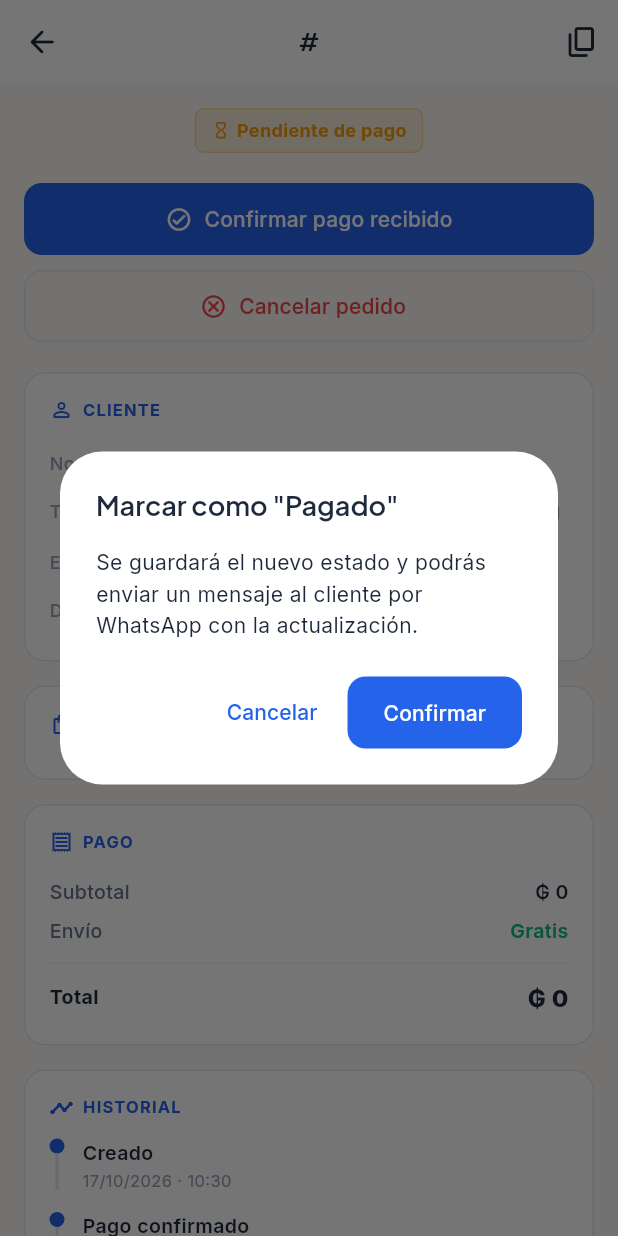
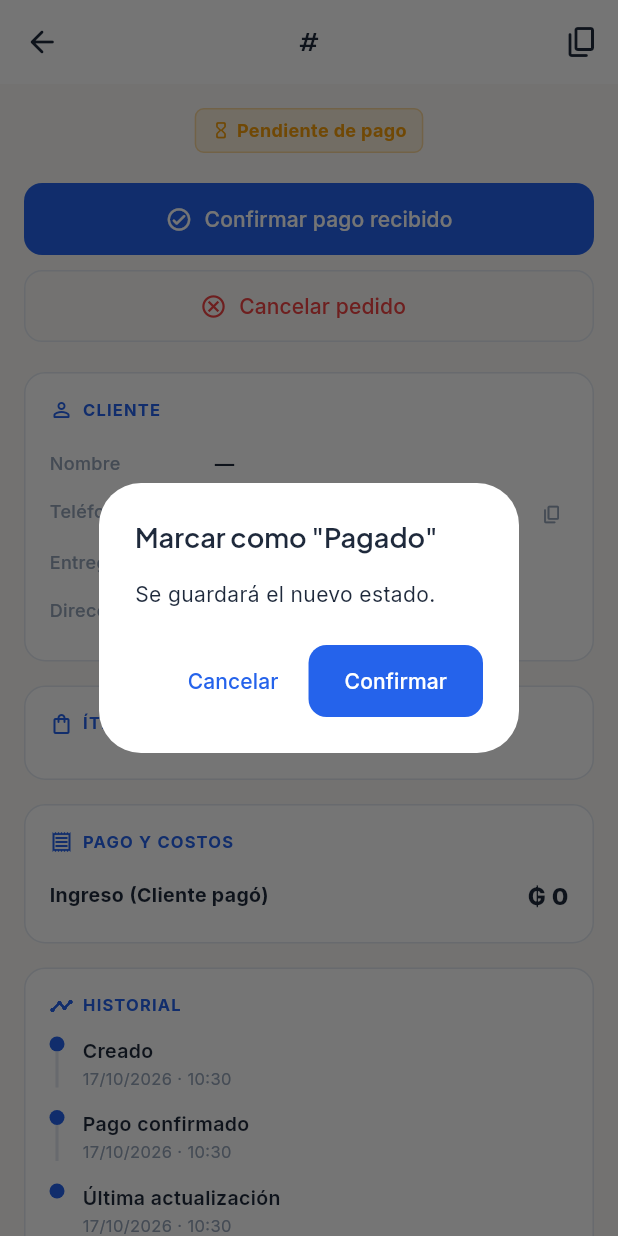
Before and after one commit to Daniel371-lab/Tienda-vertex, a Flutter app: the OrderDetailView screen opened directly with empty values, after a tap on "Confirmar pago recibido", on a phone screen of 412 x 824 dp. Run offline on Flutter 3.47's test engine with Material 3 defaults, Android fonts, the phone set to English and light mode, and no system bars; our stand-ins replace cached_network_image, cloud_firestore, firebase_analytics, firebase_auth, firebase_core, flutter_image_compress and 7 more; accounts and stored records are empty.

Commit message:
Nuevo order

```diff
--- a/lib/features/admin_cpanel/views/order_detail_view.dart
+++ b/lib/features/admin_cpanel/views/order_detail_view.dart
@@ -164,34 +164,35 @@ class _OrderDetailViewState extends ConsumerState<OrderDetailView> {
             const SizedBox(height: 16),
 
             _Section(
-              title: 'Pago',
+              title: 'Pago y Costos',
               icon: Icons.receipt_outlined,
               children: [
                 _SummaryRow(
-                  label: 'Subtotal',
-                  value: CurrencyFormatter.format(o.subtotal),
-                ),
-                _SummaryRow(
-                  label: 'Envío',
-                  value: o.shippingCost == 0
-                      ? 'Gratis'
-                      : CurrencyFormatter.format(o.shippingCost),
-                  valueColor: o.shippingCost == 0
-                      ? AppColors.success
-                      : null,
-                ),
-                if (o.discount > 0)
-                  _SummaryRow(
-                    label: 'Descuento ${o.couponCode ?? ""}',
-                    value: '-${CurrencyFormatter.format(o.discount)}',
-                    valueColor: AppColors.success,
-                  ),
-                const Divider(height: 16),
-                _SummaryRow(
-                  label: 'Total',
+                  label: 'Ingreso (Cliente pagó)',
                   value: CurrencyFormatter.format(o.total),
                   bold: true,
                 ),
+                if (o.supplierCost > 0)
+                  _SummaryRow(
+                    label: 'Costo Proveedor',
+                    value: '-${CurrencyFormatter.format(o.supplierCost)}',
+                    valueColor: AppColors.danger,
+                  ),
+                if (o.realShippingCost > 0)
+                  _SummaryRow(
+                    label: 'Costo Envío',
+                    value: '-${CurrencyFormatter.format(o.realShippingCost)}',
+                    valueColor: AppColors.danger,
+                  ),
+                if (o.supplierCost > 0 || o.realShippingCost > 0) ...[
+                  const Divider(height: 16),
+                  _SummaryRow(
+                    label: 'Ganancia Neta',
+                    value: CurrencyFormatter.format(o.netProfit),
+                    bold: true,
+                    valueColor: o.netProfit >= 0 ? AppColors.success : AppColors.danger,
+                  ),
+                ]
               ],
             ),
 
@@ -256,14 +257,31 @@ class _OrderDetailViewState extends ConsumerState<OrderDetailView> {
     final o = _order;
     if (o == null) return;
 
+    int? supplierCost;
+    int? realShippingCost;
+
+    // Pedir monto si corresponde
+    if (newStatus == OrderStatus.comprandoProveedor) {
+      supplierCost = await _showCostDialog(
+        title: 'Costo del proveedor',
+        hint: 'Monto pagado (₲)',
+      );
+      if (supplierCost == null) return; // Canceló
+    }
+
+    if (newStatus == OrderStatus.despachado) {
+      realShippingCost = await _showCostDialog(
+        title: 'Costo de envío',
+        hint: 'Monto pagado al courier (₲)',
+      );
+      if (realShippingCost == null) return; // Canceló
+    }
+
     final confirmed = await showDialog<bool>(
       context: context,
       builder: (dialogCtx) => AlertDialog(
         title: Text('Marcar como "${newStatus.label}"'),
-        content: const Text(
-          'Se guardará el nuevo estado y podrás enviar un mensaje '
-          'al cliente por WhatsApp con la actualización.',
-        ),
+        content: const Text('Se guardará el nuevo estado.'),
         actions: [
           TextButton(
             onPressed: () => Navigator.of(dialogCtx).pop(false),
@@ -283,6 +301,8 @@ class _OrderDetailViewState extends ConsumerState<OrderDetailView> {
     final ok = await ctrl.updateStatus(
       orderId: o.id,
       newStatus: newStatus,
+      supplierCost: supplierCost,
+      realShippingCost: realShippingCost,
     );
 
     if (!mounted) return;
@@ -301,6 +321,11 @@ class _OrderDetailViewState extends ConsumerState<OrderDetailView> {
     await _load();
     if (!mounted) return;
 
+    // Solo preguntamos por WhatsApp si el mensaje no está vacío
+    final wa = ref.read(whatsappServiceProvider);
+    final msg = wa.buildStatusMessage(o, newStatus);
+
+    if (msg.isNotEmpty) {
       final sendWa = await showDialog<bool>(
         context: context,
         builder: (dialogCtx) => AlertDialog(
@@ -327,13 +352,47 @@ class _OrderDetailViewState extends ConsumerState<OrderDetailView> {
       );
 
       if (sendWa == true && mounted) {
-      final wa = ref.read(whatsappServiceProvider);
         final updated = o.copyWith(status: newStatus);
         await wa.contactCustomerAboutStatus(
           order: updated,
           newStatus: newStatus,
         );
       }
+    }
+  }
+
+  Future<int?> _showCostDialog({
+    required String title,
+    required String hint,
+  }) async {
+    final ctrl = TextEditingController();
+    final result = await showDialog<int>(
+      context: context,
+      builder: (dialogCtx) => AlertDialog(
+        title: Text(title),
+        content: TextField(
+          controller: ctrl,
+          keyboardType: TextInputType.number,
+          inputFormatters: [FilteringTextInputFormatter.digitsOnly],
+          decoration: InputDecoration(hintText: hint),
+          autofocus: true,
+        ),
+        actions: [
+          TextButton(
+            onPressed: () => Navigator.of(dialogCtx).pop(null),
+            child: const Text('Cancelar'),
+          ),
+          FilledButton(
+            onPressed: () {
+              final val = int.tryParse(ctrl.text);
+              Navigator.of(dialogCtx).pop(val);
+            },
+            child: const Text('Guardar'),
+          ),
+        ],
+      ),
+    );
+    return result;
   }
 
   Future<void> _contactViaWhatsapp(Order o) async {
@@ -671,8 +730,7 @@ class _SummaryRow extends StatelessWidget {
             style: TextStyle(
               fontSize: 13,
               fontWeight: bold ? FontWeight.w700 : FontWeight.w500,
-              color:
-                  bold ? AppColors.textPrimary : AppColors.textSecondary,
+              color: bold ? AppColors.textPrimary : AppColors.textSecondary,
             ),
           ),
           Text(
--- a/lib/models/order_model.dart
+++ b/lib/models/order_model.dart
@@ -76,6 +76,8 @@ class Order {
     this.updatedAt,
     this.paidAt,
     this.confirmedByUid,
+    this.supplierCost = 0,
+    this.realShippingCost = 0,
   });
 
   final String id;
@@ -100,7 +102,14 @@ class Order {
   final DateTime? paidAt;
   final String? confirmedByUid;
 
+  // NUEVOS CAMPOS
+  final int supplierCost;
+  final int realShippingCost;
+
   int get itemCount => items.fold(0, (sum, it) => sum + it.quantity);
+
+  /// Ganancia neta real (Ingreso total - costo proveedor - costo envío)
+  int get netProfit => total - supplierCost - realShippingCost;
 
   String get shortId =>
       id.length >= 8 ? id.substring(0, 8).toUpperCase() : id.toUpperCase();
@@ -135,6 +144,8 @@ class Order {
         updatedAt: (map['updatedAt'] as Timestamp?)?.toDate(),
         paidAt: (map['paidAt'] as Timestamp?)?.toDate(),
         confirmedByUid: map['confirmedByUid'] as String?,
+        supplierCost: (map['supplierCost'] as num?)?.toInt() ?? 0,
+        realShippingCost: (map['realShippingCost'] as num?)?.toInt() ?? 0,
       );
 
   Map<String, dynamic> toMap() => {
@@ -160,6 +171,8 @@ class Order {
         'updatedAt': FieldValue.serverTimestamp(),
         'paidAt': paidAt != null ? Timestamp.fromDate(paidAt!) : null,
         'confirmedByUid': confirmedByUid,
+        'supplierCost': supplierCost,
+        'realShippingCost': realShippingCost,
       };
 
   Order copyWith({
@@ -181,6 +194,8 @@ class Order {
     String? notes,
     DateTime? paidAt,
     String? confirmedByUid,
+    int? supplierCost,
+    int? realShippingCost,
   }) =>
       Order(
         id: id,
@@ -204,5 +219,7 @@ class Order {
         updatedAt: updatedAt,
         paidAt: paidAt ?? this.paidAt,
         confirmedByUid: confirmedByUid ?? this.confirmedByUid,
+        supplierCost: supplierCost ?? this.supplierCost,
+        realShippingCost: realShippingCost ?? this.realShippingCost,
       );
 }
```
Also changed, not shown: lib/features/admin_cpanel/controllers/admin_orders_controller.dart (+10 -4 lines), lib/features/admin_cpanel/controllers/dashboard_controller.dart (+8 -1 lines), lib/features/admin_cpanel/views/dashboard_view.dart (+9 -3 lines), lib/services/whatsapp/whatsapp_service.dart (+3 -28 lines). Lines whose indentation alone changed are shown as unchanged.
